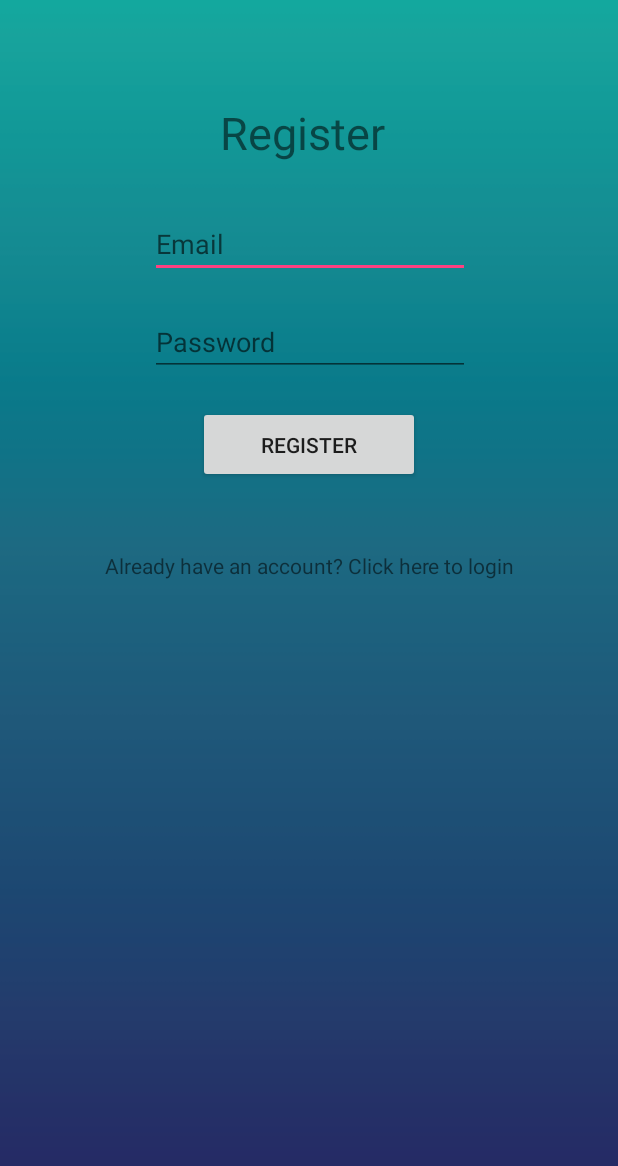
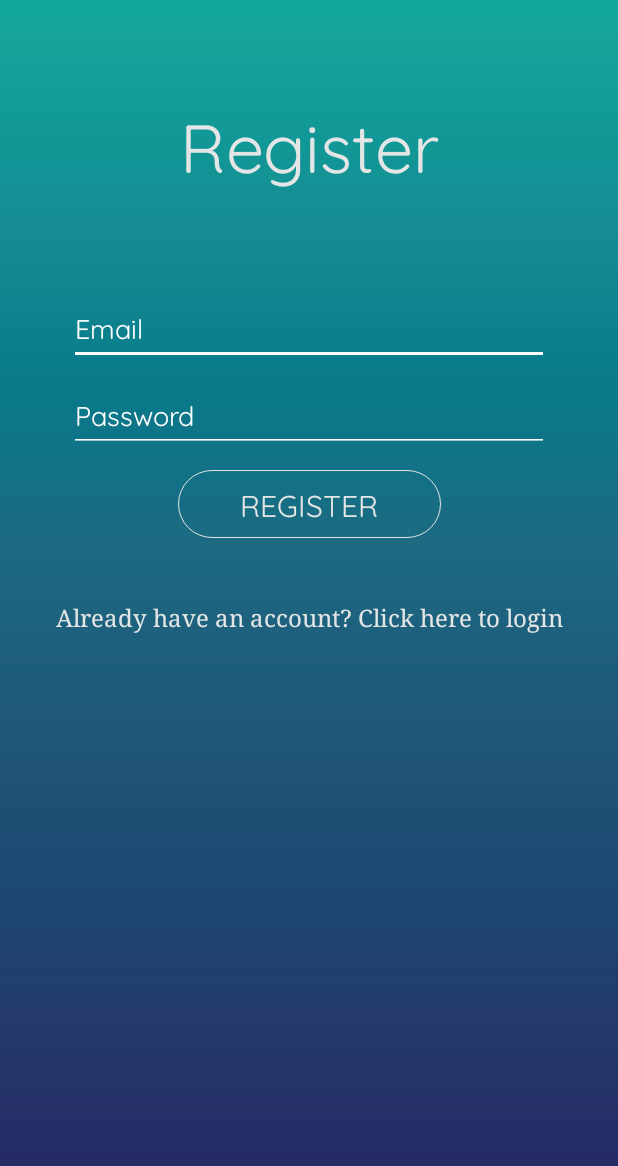
Before and after one commit to dpe7663/Synapse, an Android app: the RegisterActivity screen opened directly, with no data from a screen before it, on a phone screen of 412 x 824 dp. Shown: the top 1166 px of the screen. Run offline under Robolectric (Android 15) with nearby library versions, the phone set to English and light mode, and no system bars; our stand-ins replace Firebase (no records; nobody signed in at launch, a user with empty details on screens opened directly).

Commit message:
Updated code for the Register Activity to match app pattern Deleted content description to Favorites Activity due to errors when building project.

```diff
--- a/app/src/main/res/layout/activity_favorites.xml
+++ b/app/src/main/res/layout/activity_favorites.xml
@@ -133,7 +133,7 @@
                     android:layout_weight=".25"
                     android:background="@android:color/transparent"
                     android:src="@drawable/arrow"
-                    android:conentDescription="@string/arrow_button_description"/>
+                    />
 
             </LinearLayout>
 
@@ -168,7 +168,6 @@
                     android:layout_weight="1.75"
                     android:gravity="center_vertical"
                     android:text="@string/other_user_name2"
-                    android:contentDescription="@string/other_user_name2"
                     android:textAppearance="@style/RegularText"
                     app:layout_constraintEnd_toEndOf="parent"
                     app:layout_constraintHorizontal_bias="0.509"
@@ -181,7 +180,6 @@
                     android:layout_height="23dp"
                     android:layout_weight=".25"
                     android:background="@android:color/transparent"
-                    android:conentDescription="@string/arrow_button_description"
                     android:src="@drawable/arrow" />
 
             </LinearLayout>
@@ -215,7 +213,6 @@
                     android:layout_weight="1.75"
                     android:gravity="center_vertical"
                     android:text="@string/other_user_name3"
-                    android:contentDescription="@string/other_user_name3"
                     android:textAppearance="@style/RegularText"
                     app:layout_constraintEnd_toEndOf="parent"
                     app:layout_constraintHorizontal_bias="0.509"
@@ -228,8 +225,7 @@
                     android:layout_height="23dp"
                     android:layout_weight=".25"
                     android:background="@android:color/transparent"
-                    android:src="@drawable/arrow"
-                    android:conentDescription="@string/arrow_button_description"/>
+                    android:src="@drawable/arrow" />
 
             </LinearLayout>
 
@@ -242,7 +238,6 @@
                 android:paddingStart="50dp"
                 android:paddingRight="0dp"
                 android:paddingEnd="0dp"
-                android:contentDescription="@string/other_user_info"
                 android:text="@string/other_user_info" />
 
             <LinearLayout
@@ -275,8 +270,7 @@
                     android:layout_height="23dp"
                     android:layout_weight=".25"
                     android:background="@android:color/transparent"
-                    android:src="@drawable/arrow"
-                    android:conentDescription="@string/arrow_button_description"/>
+                    android:src="@drawable/arrow" />
 
             </LinearLayout>
 
@@ -289,7 +283,6 @@
                 android:paddingStart="50dp"
                 android:paddingRight="0dp"
                 android:paddingEnd="0dp"
-                android:contentDescription="@string/other_user_info"
                 android:text="@string/other_user_info" />
 
             <LinearLayout
@@ -322,8 +315,7 @@
                     android:layout_height="23dp"
                     android:background="@android:color/transparent"
                     android:src="@drawable/arrow"
-                    android:layout_weight=".25"
-                    android:conentDescription="@string/arrow_button_description"/>
+                    android:layout_weight=".25" />
 
             </LinearLayout>
 
@@ -336,7 +328,6 @@
                 android:paddingStart="50dp"
                 android:paddingRight="0dp"
                 android:paddingEnd="0dp"
-                android:contentDescription="@string/other_user_info"
                 android:text="@string/other_user_info" />
 
         </LinearLayout>
--- a/app/src/main/res/layout/activity_register.xml
+++ b/app/src/main/res/layout/activity_register.xml
@@ -8,14 +8,19 @@
 
     <EditText
         android:id="@+id/editTextEmail"
-        android:layout_width="wrap_content"
-        android:layout_height="wrap_content"
+        android:layout_width="320dp"
+        android:layout_height="50dp"
         android:layout_marginEnd="8dp"
         android:layout_marginStart="8dp"
-        android:layout_marginTop="24dp"
+        android:layout_marginTop="64dp"
+        android:backgroundTint="#FFFFFF"
         android:ems="10"
+        android:fontFamily="@font/quicksand"
         android:hint="Email"
         android:inputType="textEmailAddress"
+        android:textColor="#E4E5E5"
+        android:textColorHighlight="@android:color/background_light"
+        android:textColorHint="@android:color/background_light"
         app:layout_constraintEnd_toEndOf="parent"
         app:layout_constraintHorizontal_bias="0.503"
         app:layout_constraintStart_toStartOf="parent"
@@ -23,14 +28,19 @@
 
     <EditText
         android:id="@+id/editTextPassword"
-        android:layout_width="wrap_content"
-        android:layout_height="wrap_content"
+        android:layout_width="320dp"
+        android:layout_height="50dp"
         android:layout_marginEnd="8dp"
         android:layout_marginStart="8dp"
-        android:layout_marginTop="20dp"
+        android:layout_marginTop="8dp"
+        android:backgroundTint="#FFFFFF"
         android:ems="10"
+        android:fontFamily="@font/quicksand"
         android:hint="Password"
         android:inputType="textPassword"
+        android:textColor="#E4E5E5"
+        android:textColorHighlight="@android:color/background_light"
+        android:textColorHint="@android:color/background_light"
         app:layout_constraintEnd_toEndOf="parent"
         app:layout_constraintHorizontal_bias="0.503"
         app:layout_constraintStart_toStartOf="parent"
@@ -38,26 +48,35 @@
 
     <TextView
         android:id="@+id/textViewRegister"
-        android:layout_width="119dp"
-        android:layout_height="48dp"
+        android:layout_width="206dp"
+        android:layout_height="65dp"
+        android:layout_marginBottom="8dp"
         android:layout_marginEnd="8dp"
         android:layout_marginStart="8dp"
-        android:layout_marginTop="68dp"
+        android:layout_marginTop="64dp"
+        android:fontFamily="@font/quicksand"
         android:text="Register"
-        android:textSize="30sp"
+        android:textAlignment="center"
+        android:textColor="#E4E5E5"
+        android:textSize="45sp"
         app:layout_constraintEnd_toEndOf="parent"
-        app:layout_constraintHorizontal_bias="0.502"
         app:layout_constraintStart_toStartOf="parent"
-        app:layout_constraintTop_toTopOf="parent" />
+        app:layout_constraintTop_toTopOf="parent"
+        app:layout_constraintVertical_bias="0.219" />
 
     <Button
         android:id="@+id/buttonRegister"
-        android:layout_width="148dp"
-        android:layout_height="51dp"
+        android:layout_width="175dp"
+        android:layout_height="45dp"
         android:layout_marginEnd="8dp"
         android:layout_marginStart="8dp"
-        android:layout_marginTop="20dp"
+        android:layout_marginTop="12dp"
+        android:background="@drawable/button_border_1"
+        android:fontFamily="@font/quicksand"
         android:text="Register"
+        android:textColor="#E4E5E5"
+        android:textSize="20sp"
+        android:typeface="serif"
         app:layout_constraintEnd_toEndOf="parent"
         app:layout_constraintStart_toStartOf="parent"
         app:layout_constraintTop_toBottomOf="@+id/editTextPassword" />
@@ -70,6 +89,9 @@
         android:layout_marginEnd="8dp"
         android:layout_marginStart="8dp"
         android:layout_marginTop="8dp"
+        android:textColor="#E4E5E5"
+        android:textSize="16sp"
+        android:typeface="serif"
         android:text="Already have an account? Click here to login"
         app:layout_constraintBottom_toBottomOf="parent"
         app:layout_constraintEnd_toEndOf="parent"
```
